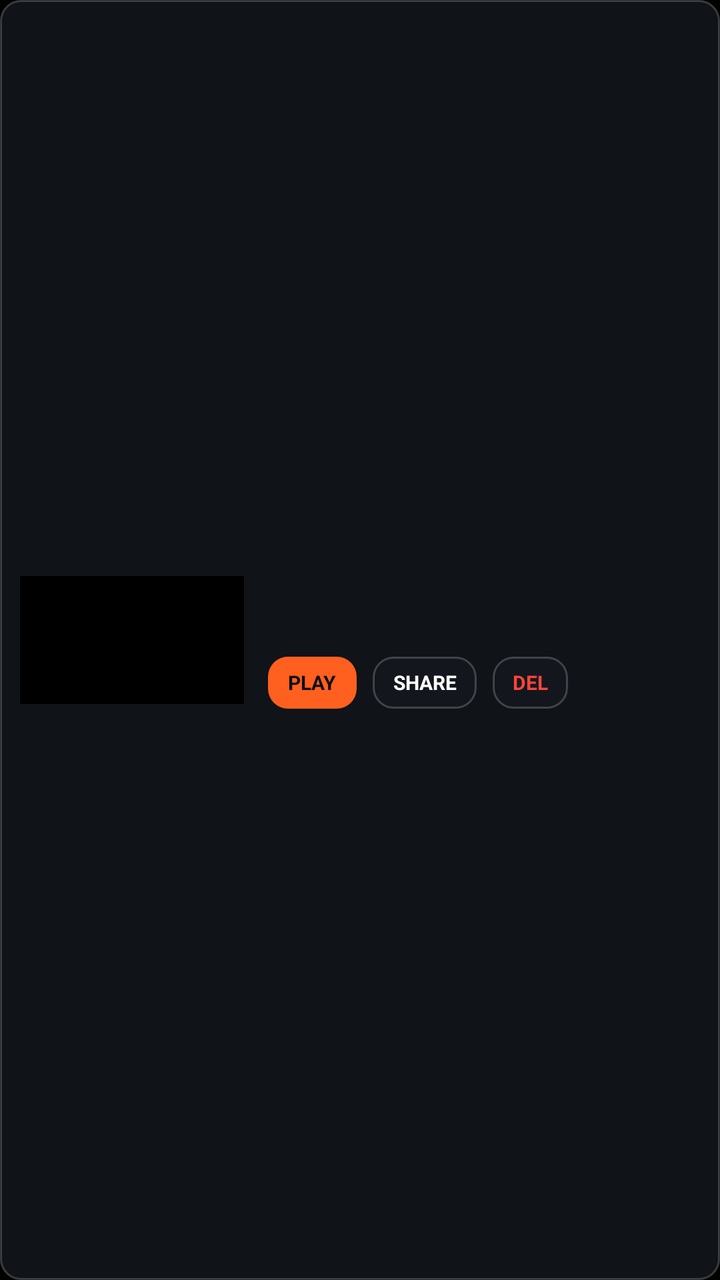
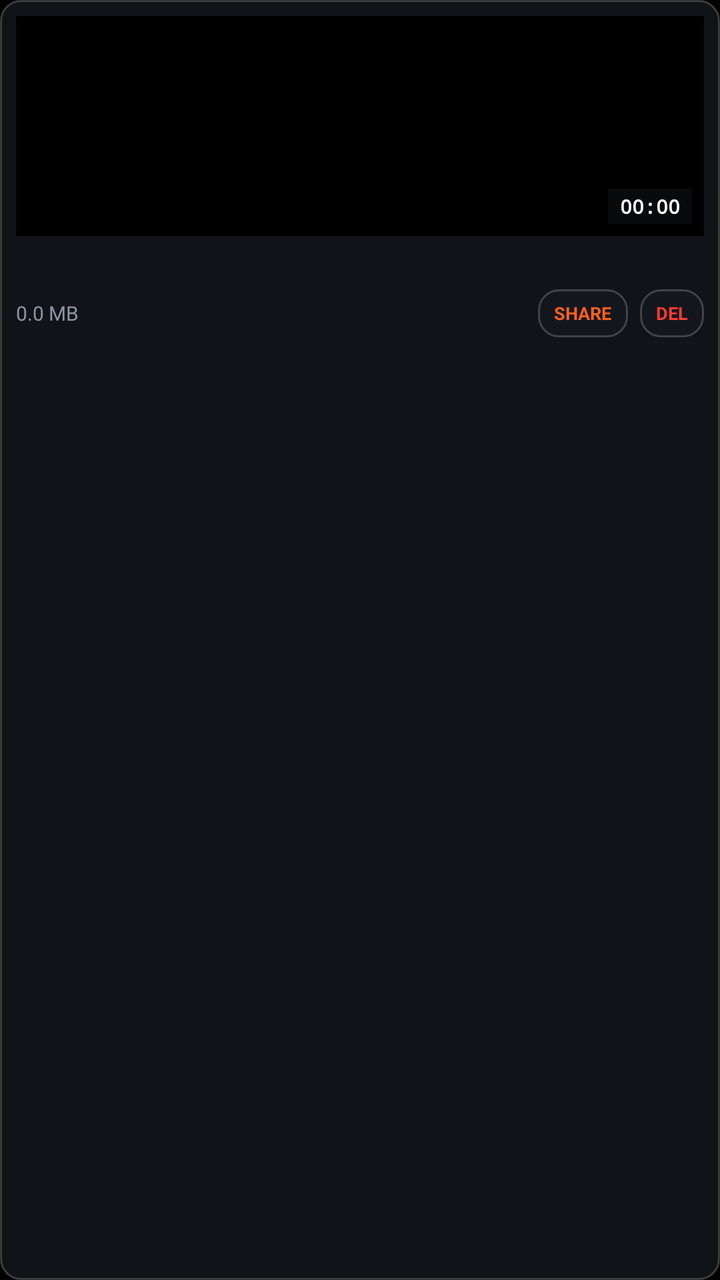

The first picture is an Android layout as it rendered before a commit; the second is the same layout after the commit. The layout source and the unified diff follow.
<!-- AndroidManifest.xml: application theme Theme.IdgafCamera -->
<!-- res/layout/item_clip_card.xml -->
<?xml version="1.0" encoding="utf-8"?>
<LinearLayout xmlns:android="http://schemas.android.com/apk/res/android"
    android:layout_width="match_parent"
    android:layout_height="wrap_content"
    android:layout_marginBottom="10dp"
    android:background="@drawable/bg_hud_pill"
    android:gravity="center_vertical"
    android:orientation="horizontal"
    android:padding="10dp">

    <ImageView
        android:id="@+id/imgClipThumb"
        android:layout_width="112dp"
        android:layout_height="64dp"
        android:background="#000000"
        android:contentDescription="Clip Thumbnail"
        android:scaleType="centerCrop" />

    <LinearLayout
        android:layout_width="0dp"
        android:layout_height="wrap_content"
        android:layout_marginStart="12dp"
        android:layout_weight="1"
        android:orientation="vertical">

        <TextView
            android:id="@+id/txtClipName"
            android:layout_width="match_parent"
            android:layout_height="wrap_content"
            android:ellipsize="middle"
            android:fontFamily="monospace"
            android:singleLine="true"
            android:textColor="#FFFFFF"
            android:textSize="12sp"
            android:textStyle="bold" />

        <TextView
            android:id="@+id/txtClipMeta"
            android:layout_width="match_parent"
            android:layout_height="wrap_content"
            android:layout_marginTop="4dp"
            android:fontFamily="monospace"
            android:textColor="#8E96A4"
            android:textSize="11sp" />

        <LinearLayout
            android:layout_width="wrap_content"
            android:layout_height="wrap_content"
            android:layout_marginTop="8dp"
            android:orientation="horizontal">

            <TextView
                android:id="@+id/btnClipPlay"
                android:layout_width="wrap_content"
                android:layout_height="26dp"
                android:layout_marginEnd="8dp"
                android:background="@drawable/bg_lens_active"
                android:gravity="center"
                android:paddingStart="10dp"
                android:paddingEnd="10dp"
                android:text="PLAY"
                android:textColor="#0B0D10"
                android:textSize="10sp"
                android:textStyle="bold" />

            <TextView
                android:id="@+id/btnClipShare"
                android:layout_width="wrap_content"
                android:layout_height="26dp"
                android:layout_marginEnd="8dp"
                android:background="@drawable/bg_hud_pill"
                android:gravity="center"
                android:paddingStart="10dp"
                android:paddingEnd="10dp"
                android:text="SHARE"
                android:textColor="#FFFFFF"
                android:textSize="10sp"
                android:textStyle="bold" />

            <TextView
                android:id="@+id/btnClipDelete"
                android:layout_width="wrap_content"
                android:layout_height="26dp"
                android:background="@drawable/bg_hud_pill"
                android:gravity="center"
                android:paddingStart="10dp"
                android:paddingEnd="10dp"
                android:text="DEL"
                android:textColor="#FF453A"
                android:textSize="10sp"
                android:textStyle="bold" />
        </LinearLayout>
    </LinearLayout>
</LinearLayout>
<!-- resources referenced by this layout -->
<resources>
  <!-- drawable bg_hud_pill (drawable) -->
  <?xml version="1.0" encoding="utf-8"?>
  <shape xmlns:android="http://schemas.android.com/apk/res/android" android:shape="rectangle">
      <solid android:color="#CC14181F" />
      <stroke android:width="1dp" android:color="#33FFFFFF" />
      <corners android:radius="10dp" />
  </shape>
  <!-- drawable bg_lens_active (drawable) -->
  <?xml version="1.0" encoding="utf-8"?>
  <shape xmlns:android="http://schemas.android.com/apk/res/android" android:shape="rectangle">
      <solid android:color="#FF5F1F" />
      <corners android:radius="10dp" />
  </shape>
  <style name="Theme.IdgafCamera" parent="Theme.MaterialComponents.DayNight.NoActionBar">
          <item name="android:statusBarColor">#000000</item>
          <item name="android:navigationBarColor">#000000</item>
          <item name="android:windowBackground">#000000</item>
          <item name="android:windowFullscreen">true</item>
      </style>
</resources>

<!-- the commit's change to res/layout/item_clip_card.xml (unified diff, before → after) -->
@@ -2,93 +2,94 @@
 <LinearLayout xmlns:android="http://schemas.android.com/apk/res/android"
     android:layout_width="match_parent"
     android:layout_height="wrap_content"
-    android:layout_marginBottom="10dp"
+    android:layout_margin="6dp"
     android:background="@drawable/bg_hud_pill"
-    android:gravity="center_vertical"
-    android:orientation="horizontal"
-    android:padding="10dp">
+    android:orientation="vertical"
+    android:padding="8dp">
 
-    <ImageView
-        android:id="@+id/imgClipThumb"
-        android:layout_width="112dp"
-        android:layout_height="64dp"
-        android:background="#000000"
-        android:contentDescription="Clip Thumbnail"
-        android:scaleType="centerCrop" />
+    <FrameLayout
+        android:layout_width="match_parent"
+        android:layout_height="110dp"
+        android:background="#000000">
+
+        <ImageView
+            android:id="@+id/imgClipThumb"
+            android:layout_width="match_parent"
+            android:layout_height="match_parent"
+            android:contentDescription="Clip Thumbnail"
+            android:scaleType="centerCrop" />
+
+        <TextView
+            android:id="@+id/txtClipDuration"
+            android:layout_width="wrap_content"
+            android:layout_height="wrap_content"
+            android:layout_gravity="bottom|end"
+            android:layout_margin="6dp"
+            android:background="#CC0B0D10"
+            android:fontFamily="monospace"
+            android:paddingStart="6dp"
+            android:paddingTop="2dp"
+            android:paddingEnd="6dp"
+            android:paddingBottom="2dp"
+            android:text="00:00"
+            android:textColor="#FFFFFF"
+            android:textSize="10sp"
+            android:textStyle="bold" />
+    </FrameLayout>
+
+    <TextView
+        android:id="@+id/txtClipName"
+        android:layout_width="match_parent"
+        android:layout_height="wrap_content"
+        android:layout_marginTop="6dp"
+        android:ellipsize="middle"
+        android:fontFamily="monospace"
+        android:singleLine="true"
+        android:textColor="#FFFFFF"
+        android:textSize="11sp"
+        android:textStyle="bold" />
 
     <LinearLayout
-        android:layout_width="0dp"
+        android:layout_width="match_parent"
         android:layout_height="wrap_content"
-        android:layout_marginStart="12dp"
-        android:layout_weight="1"
-        android:orientation="vertical">
+        android:layout_marginTop="6dp"
+        android:gravity="center_vertical"
+        android:orientation="horizontal">
 
         <TextView
-            android:id="@+id/txtClipName"
-            android:layout_width="match_parent"
+            android:id="@+id/txtClipSize"
+            android:layout_width="0dp"
             android:layout_height="wrap_content"
-            android:ellipsize="middle"
-            android:fontFamily="monospace"
-            android:singleLine="true"
-            android:textColor="#FFFFFF"
-            android:textSize="12sp"
+            android:layout_weight="1"
+            android:text="0.0 MB"
+            android:textColor="#8E96A4"
+            android:textSize="10sp" />
+
+        <TextView
+            android:id="@+id/btnClipShare"
+            android:layout_width="wrap_content"
+            android:layout_height="24dp"
+            android:layout_marginEnd="6dp"
+            android:background="@drawable/bg_hud_pill"
+            android:gravity="center"
+            android:paddingStart="8dp"
+            android:paddingEnd="8dp"
+            android:text="SHARE"
+            android:textColor="#FF5F1F"
+            android:textSize="9sp"
             android:textStyle="bold" />
 
         <TextView
-            android:id="@+id/txtClipMeta"
-            android:layout_width="match_parent"
-            android:layout_height="wrap_content"
-            android:layout_marginTop="4dp"
-            android:fontFamily="monospace"
-            android:textColor="#8E96A4"
-            android:textSize="11sp" />
-
-        <LinearLayout
+            android:id="@+id/btnClipDelete"
             android:layout_width="wrap_content"
-            android:layout_height="wrap_content"
-            android:layout_marginTop="8dp"
-            android:orientation="horizontal">
-
-            <TextView
-                android:id="@+id/btnClipPlay"
-                android:layout_width="wrap_content"
-                android:layout_height="26dp"
-                android:layout_marginEnd="8dp"
-                android:background="@drawable/bg_lens_active"
-                android:gravity="center"
-                android:paddingStart="10dp"
-                android:paddingEnd="10dp"
-                android:text="PLAY"
-                android:textColor="#0B0D10"
-                android:textSize="10sp"
-                android:textStyle="bold" />
-
-            <TextView
-                android:id="@+id/btnClipShare"
-                android:layout_width="wrap_content"
-                android:layout_height="26dp"
-                android:layout_marginEnd="8dp"
-                android:background="@drawable/bg_hud_pill"
-                android:gravity="center"
-                android:paddingStart="10dp"
-                android:paddingEnd="10dp"
-                android:text="SHARE"
-                android:textColor="#FFFFFF"
-                android:textSize="10sp"
-                android:textStyle="bold" />
-
-            <TextView
-                android:id="@+id/btnClipDelete"
-                android:layout_width="wrap_content"
-                android:layout_height="26dp"
-                android:background="@drawable/bg_hud_pill"
-                android:gravity="center"
-                android:paddingStart="10dp"
-                android:paddingEnd="10dp"
-                android:text="DEL"
-                android:textColor="#FF453A"
-                android:textSize="10sp"
-                android:textStyle="bold" />
-        </LinearLayout>
+            android:layout_height="24dp"
+            android:background="@drawable/bg_hud_pill"
+            android:gravity="center"
+            android:paddingStart="8dp"
+            android:paddingEnd="8dp"
+            android:text="DEL"
+            android:textColor="#FF3B30"
+            android:textSize="9sp"
+            android:textStyle="bold" />
     </LinearLayout>
 </LinearLayout>
<!-- resource entries referenced after the edit -->
@@ -5,12 +5,6 @@
   <shape xmlns:android="http://schemas.android.com/apk/res/android" android:shape="rectangle">
       <solid android:color="#CC14181F" />
       <stroke android:width="1dp" android:color="#33FFFFFF" />
-      <corners android:radius="10dp" />
-  </shape>
-  <!-- drawable bg_lens_active (drawable) -->
-  <?xml version="1.0" encoding="utf-8"?>
-  <shape xmlns:android="http://schemas.android.com/apk/res/android" android:shape="rectangle">
-      <solid android:color="#FF5F1F" />
       <corners android:radius="10dp" />
   </shape>
   <style name="Theme.IdgafCamera" parent="Theme.MaterialComponents.DayNight.NoActionBar">
